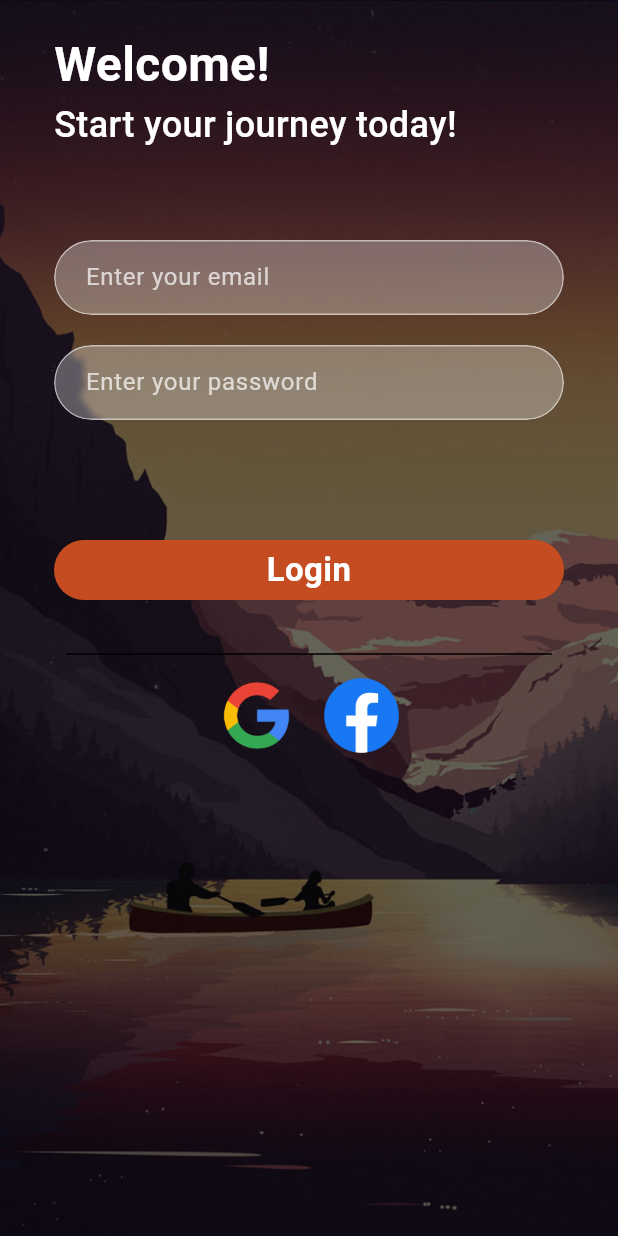
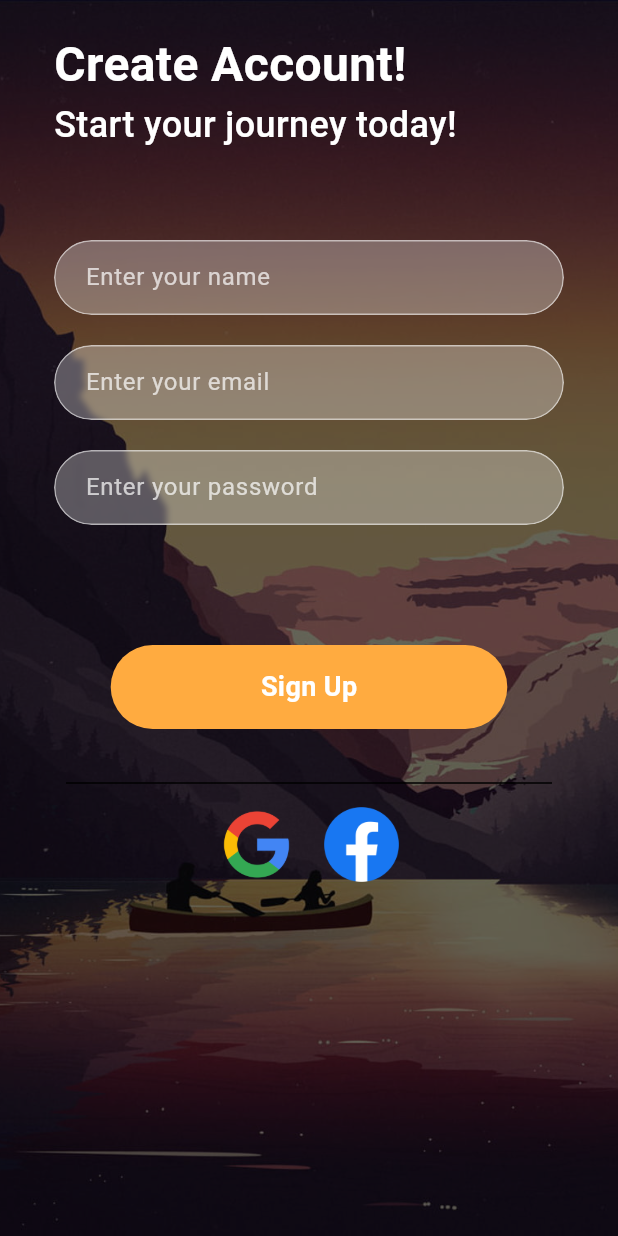
Before and after one commit to GiaPhucNG/motorbike-rental-flutter-firebase, a Flutter app: the screen it shows after launch, on a phone screen of 412 x 824 dp. Run offline on Flutter 3.47's test engine with Material 3 defaults, Android fonts, the phone set to English and light mode, and no system bars; our stand-ins replace cloud_firestore, firebase_auth, firebase_core; accounts and stored records are empty.

Commit message:
feat(signup-page): add sign up page withou authentication just UI

```diff
--- a/rentapp/lib/main.dart
+++ b/rentapp/lib/main.dart
@@ -6,6 +6,8 @@ import 'package:motorbike_rental_app/presentation/pages/moto_details_page.dart';
 import 'package:motorbike_rental_app/presentation/pages/moto_list_screen.dart';
 import 'package:motorbike_rental_app/presentation/pages/onboarding_page.dart';
 import 'package:motorbike_rental_app/presentation/pages/login_page.dart';
+import 'package:motorbike_rental_app/presentation/pages/signup_page.dart';
+
 
 
 void main() async{
@@ -28,7 +30,7 @@ class MyApp extends StatelessWidget {
       theme: ThemeData(
         colorScheme: ColorScheme.fromSeed(seedColor: Colors.deepPurple),
       ),
-      home: Login(),
+      home: SignUp(),
     );
   }
 }
--- /dev/null
+++ b/rentapp/lib/presentation/pages/signup_page.dart
@@ -0,0 +1,169 @@
+import 'dart:ui';
+import 'package:flutter/material.dart';
+import 'package:cloud_firestore/cloud_firestore.dart';
+import 'package:motorbike_rental_app/presentation/pages/onboarding_page.dart';
+import 'package:firebase_auth/firebase_auth.dart';
+
+
+
+
+class DatabaseMethods{
+  Future addUserDetails(Map<String, dynamic> userInfoMap) async {
+    return await FirebaseFirestore.instance.collection("users").add(userInfoMap);
+  }
+}
+
+class SignUp extends StatefulWidget {
+  const SignUp({super.key});
+
+  @override
+  State<SignUp> createState() => _SignUpState();
+}
+
+class _SignUpState extends State<SignUp> {
+  String email = "", password = "", name = "";
+  TextEditingController emailController = TextEditingController();
+  TextEditingController passwordController = TextEditingController();
+  TextEditingController nameController = TextEditingController();
+
+  registration() async {
+    if (passwordController.text.isNotEmpty &&  nameController.text.isNotEmpty && emailController.text.isNotEmpty){
+      try{
+        UserCredential userCredential = await FirebaseAuth.instance.createUserWithEmailAndPassword(email: email, password: password );
+        Map<String, dynamic> userInfoMap = {
+          "name": nameController.text,
+          "email": emailController.text,
+        };
+        await DatabaseMethods().addUserDetails(userInfoMap);
+        ScaffoldMessenger.of(context).showSnackBar(const SnackBar(backgroundColor: Colors.green, content: Text("Registered successfully", style: TextStyle(fontSize: 16),),));
+        Navigator.pushReplacement(context, MaterialPageRoute(builder: (context) => const OnboardingPage()));
+      } on FirebaseAuthException catch (e){
+        if (e.code == 'weak-password'){
+          print("The password provided is too weak.");
+          ScaffoldMessenger.of(context).showSnackBar(const SnackBar(backgroundColor: Colors.red, content: Text("The password provided is too weak.", style: TextStyle(fontSize: 16),),));
+        } else if (e.code == 'email-already-in-use'){
+          print("The account already exists for that email.");
+          ScaffoldMessenger.of(context).showSnackBar(const SnackBar(backgroundColor: Colors.red, content: Text("The account already exists for that email.", style: TextStyle(fontSize: 16),),));
+        }
+      } catch (e){
+        print(e);
+      }
+    }
+
+  }
+
+
+
+
+
+
+  @override
+  Widget build(BuildContext context) {
+    return Scaffold(
+      body: Stack(
+        children: [
+          // Ảnh nền
+          Image.asset('assets/bg.png', height: double.infinity, width: double.infinity,fit: BoxFit.cover),
+          // Lớp mờ phủ toàn bộ màn hình
+          Container(color: Colors.black.withValues(alpha: 0.6)),
+
+          // Nội dung chính
+          Padding(
+            padding: const EdgeInsets.only(top: 20.0, left: 36.0, right: 36.0),
+            child: Column(
+              crossAxisAlignment: CrossAxisAlignment.start,
+              children: [
+                const Text("Create Account!", style: TextStyle( color: Colors.white, fontSize: 32, fontWeight: FontWeight.bold),),
+                const Text("Start your journey today!", style: TextStyle( color: Colors.white, fontSize: 24, fontWeight: FontWeight.w500),),
+                const SizedBox(height: 60),
+                // 🔹 Hộp nhập name với hiệu ứng kính mờ
+                ClipRRect(
+                  borderRadius: BorderRadius.circular(30),
+                  child: BackdropFilter(
+                    filter: ImageFilter.blur(sigmaX: 2, sigmaY: 2),
+                    child: Container(
+                      padding: const EdgeInsets.symmetric(horizontal: 20),
+                      decoration: BoxDecoration(color: Colors.white.withValues(alpha: 0.3), border: Border.all(color: Colors.white54), borderRadius: BorderRadius.circular(30),),
+                      child: TextField(
+                        controller: nameController,
+                        style: const TextStyle(color: Colors.white),
+                        decoration: const InputDecoration(hintText: 'Enter your name', hintStyle: TextStyle(color: Colors.white70), border: InputBorder.none,),
+                      ),
+                    ),
+                  ),
+                ),
+                const SizedBox(height: 20),
+                // 🔹 Hộp nhập email với hiệu ứng kính mờ
+                ClipRRect(
+                  borderRadius: BorderRadius.circular(30),
+                  child: BackdropFilter(
+                    filter: ImageFilter.blur(sigmaX: 2, sigmaY: 2),
+                    child: Container(
+                      padding: const EdgeInsets.symmetric(horizontal: 20),
+                      decoration: BoxDecoration(color: Colors.white.withValues(alpha: 0.3), border: Border.all(color: Colors.white54), borderRadius: BorderRadius.circular(30),),
+                      child: TextField(
+                        controller: emailController,
+                        style: const TextStyle(color: Colors.white),
+                        decoration: const InputDecoration(hintText: 'Enter your email', hintStyle: TextStyle(color: Colors.white70), border: InputBorder.none,),
+                      ),
+                    ),
+                  ),
+                ),
+                const SizedBox(height: 20),
+                // 🔹 Hộp nhập mật khẩu
+                ClipRRect(
+                  borderRadius: BorderRadius.circular(30),
+                  child: BackdropFilter(
+                    filter: ImageFilter.blur(sigmaX: 2, sigmaY: 2),
+                    child: Container(
+                      padding: const EdgeInsets.symmetric(horizontal: 20),
+                      decoration: BoxDecoration(color: Colors.white.withValues(alpha: 0.3), border: Border.all(color: Colors.white54), borderRadius: BorderRadius.circular(30),),
+                      child: TextField(
+                        obscureText: true,
+                        controller: passwordController,
+                        style: const TextStyle(color: Colors.white),
+                        decoration: const InputDecoration(hintText: 'Enter your password', hintStyle: TextStyle(color: Colors.white70), border: InputBorder.none,),
+                      ),
+                    ),
+                  ),
+                ),
+                const SizedBox(height: 80),
+                // 🔹 Nút đăng ký
+                GestureDetector(
+                  onTap: (){
+                    if (passwordController.text != "" && nameController.text != "" && emailController.text != ""){
+                      setState(() {
+                        email = emailController.text.trim();
+                        name = nameController.text.trim();
+                        password = passwordController.text.trim();
+                      });
+                    }
+                    registration();
+                  },
+                  child: Center(
+                    child: Container(
+                      padding: const EdgeInsets.symmetric(horizontal: 100, vertical: 15),
+                      decoration: BoxDecoration(color: Colors.orangeAccent, borderRadius: BorderRadius.circular(30),),
+                      child: const Text("Sign Up", style: TextStyle(color: Colors.white, fontSize: 18, fontWeight: FontWeight.bold),),
+                    ),
+                  ),
+                ),
+                const SizedBox(height: 20),
+                const Padding(padding: EdgeInsets.all(8.0), child: Divider(color: Colors.black),
+                ),
+                Row(
+                  mainAxisAlignment: MainAxisAlignment.center,
+                  children: [
+                    Image.asset('assets/google.png', height: 50, width: 50, fit: BoxFit.cover),
+                    const SizedBox(width: 20),
+                    Image.asset('assets/facebook.png', height: 50, width: 50, fit: BoxFit.cover),
+                  ],
+                )
+              ],
+            ),
+          ),
+        ],
+      ),
+    );
+  }
+}
```
Also changed, not shown: rentapp/pubspec.yaml (+5 -4 lines), rentapp/pubspec.lock, 3 other files.
